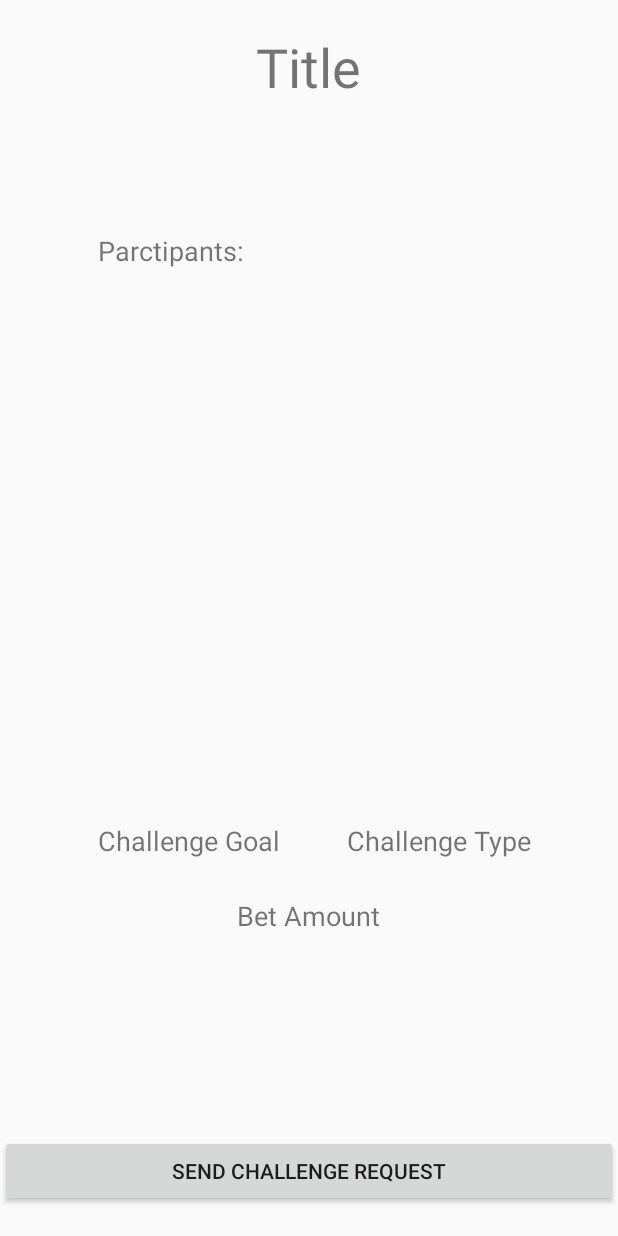
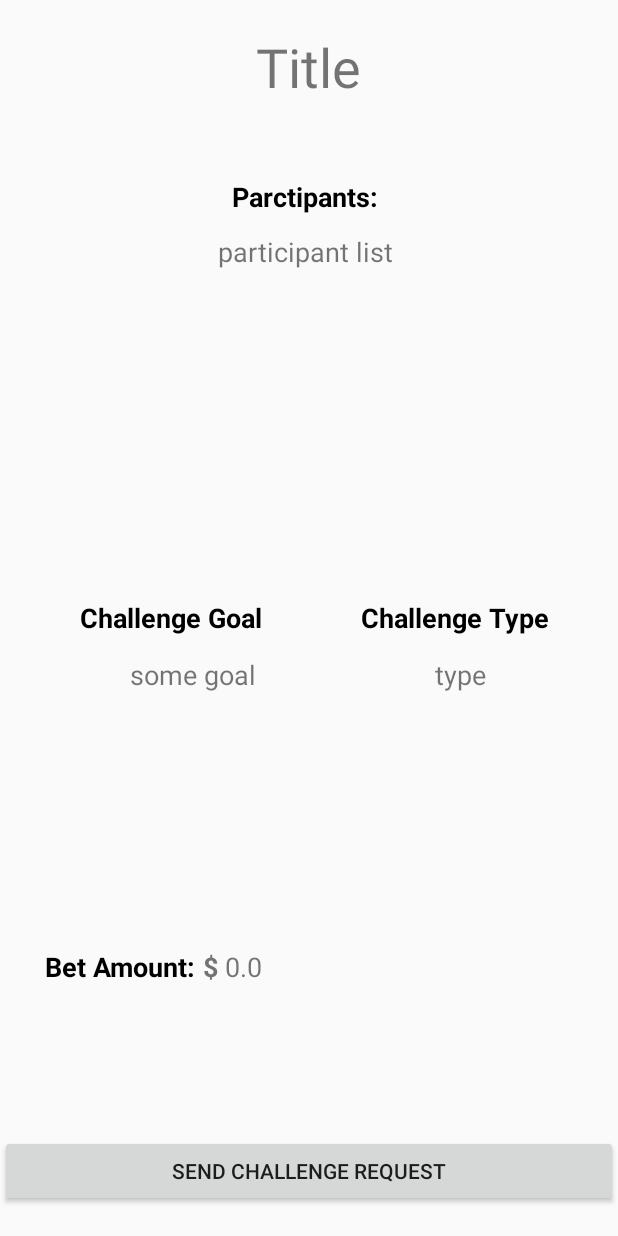
Before and after one commit to group3fitbit/FitBitTracker, an Android app: the layout activity_challenge_review.xml on its own in the app's theme, with its tools: preview values and no code run, on a phone screen of 412 x 824 dp. Run offline under Robolectric (Android 15) with nearby library versions, the phone set to English and light mode, and no system bars.

Commit message:
successful challenge review

```diff
--- a/app/src/main/res/layout/activity_challenge_review.xml
+++ b/app/src/main/res/layout/activity_challenge_review.xml
@@ -25,50 +25,105 @@
         android:layout_marginTop="20dp"/>
 
     <TextView
-        android:id="@+id/BetAmount"
-        android:text="Bet Amount"
+        android:text="Bet Amount:"
         android:textSize="18sp"
         android:layout_width="wrap_content"
         android:layout_height="wrap_content"
         android:layout_above="@+id/Send"
-        android:layout_centerHorizontal="true"
-        android:layout_marginBottom="134dp"/>
-
+        android:layout_marginLeft="30dp"
+        android:textStyle="bold"
+        android:textColor="@color/black"
+        android:layout_marginBottom="100dp"/>
     <TextView
-        android:id="@+id/challengeType"
-        android:text="Challenge Type"
+        android:text="$"
         android:textSize="18sp"
         android:layout_width="wrap_content"
         android:layout_height="wrap_content"
-        android:layout_marginBottom="25dp"
-        android:layout_above="@+id/BetAmount"
-        android:layout_alignParentRight="true"
-        android:layout_alignParentEnd="true"
-        android:layout_marginRight="57dp"
-        android:layout_marginEnd="57dp"/>
+        android:layout_above="@+id/Send"
+        android:layout_marginLeft="135dp"
+        android:textStyle="bold"
+        android:layout_marginBottom="100dp"/>
+    <TextView
+        android:id="@+id/BetAmount"
+        android:text="0.0"
+        android:textSize="18sp"
+        android:layout_width="wrap_content"
+        android:layout_height="wrap_content"
+        android:layout_above="@+id/Send"
+        android:layout_marginLeft="150dp"
+        android:layout_marginBottom="100dp"/>
+
+
+    <TextView
+        android:id="@+id/ParticipantTitle"
+        android:text="Parctipants: "
+        android:textSize="18dp"
+        android:layout_centerHorizontal="true"
+        android:layout_width="wrap_content"
+        android:layout_height="wrap_content"
+        android:layout_below="@+id/ChallengeTitle"
+        android:layout_marginTop="50dp"
+        android:textStyle="bold"
+        android:textColor="@color/black"
+        />
+
+    <TextView
+        android:id="@+id/goalLabel"
+        android:text="Challenge Goal"
+        android:textSize="18sp"
+        android:layout_width="wrap_content"
+        android:layout_height="wrap_content"
+        android:textStyle="bold"
+        android:textColor="@color/black"
+        android:layout_alignBaseline="@+id/typeLabel"
+        android:layout_alignBottom="@+id/typeLabel"
+        android:layout_alignRight="@+id/BetAmount"
+        android:layout_alignEnd="@+id/BetAmount" />
 
     <TextView
         android:id="@+id/challengeGoal"
-        android:text="Challenge Goal"
+        android:text="some goal"
         android:textSize="18sp"
         android:layout_width="wrap_content"
         android:layout_height="wrap_content"
         android:layout_alignBaseline="@+id/challengeType"
         android:layout_alignBottom="@+id/challengeType"
-        android:layout_alignRight="@+id/ChallengeTitle"
-        android:layout_alignEnd="@+id/ChallengeTitle"
-        android:layout_marginRight="54dp"
-        android:layout_marginEnd="54dp"/>
+        android:layout_toLeftOf="@+id/ChallengeTitle"
+        android:layout_toStartOf="@+id/ChallengeTitle" />
 
     <TextView
-        android:id="@+id/ParticipantTitle"
-        android:text="Parctipants: "
+        android:id="@+id/typeLabel"
+        android:text="Challenge Type"
+        android:textSize="18sp"
+        android:layout_width="wrap_content"
+        android:layout_height="wrap_content"
+        android:textStyle="bold"
+        android:textColor="@color/black"
+        android:layout_centerVertical="true"
+        android:layout_toRightOf="@+id/ChallengeTitle"
+        android:layout_toEndOf="@+id/ChallengeTitle" />
+
+    <TextView
+        android:id="@+id/challengeType"
+        android:text="type"
+        android:textSize="18sp"
+        android:layout_width="wrap_content"
+        android:layout_height="wrap_content"
+        android:layout_marginRight="42dp"
+        android:layout_marginEnd="42dp"
+        android:layout_below="@+id/goalLabel"
+        android:layout_alignRight="@+id/typeLabel"
+        android:layout_alignEnd="@+id/typeLabel"
+        android:layout_marginTop="13dp" />
+
+    <TextView
+        android:id="@+id/ParticipantList"
+        android:text="participant list "
         android:textSize="18dp"
         android:layout_width="wrap_content"
         android:layout_height="wrap_content"
-        android:layout_below="@+id/ChallengeTitle"
-        android:layout_alignLeft="@+id/challengeGoal"
-        android:layout_alignStart="@+id/challengeGoal"
-        android:layout_marginTop="86dp"/>
+        android:layout_below="@+id/ParticipantTitle"
+        android:layout_centerHorizontal="true"
+        android:layout_marginTop="12dp" />
 
 </RelativeLayout>
```
Also changed, not shown: app/src/main/java/tempreture/android/csulb/edu/fitbitapp/CreateChallengeActivity.java (+41 -30 lines).
